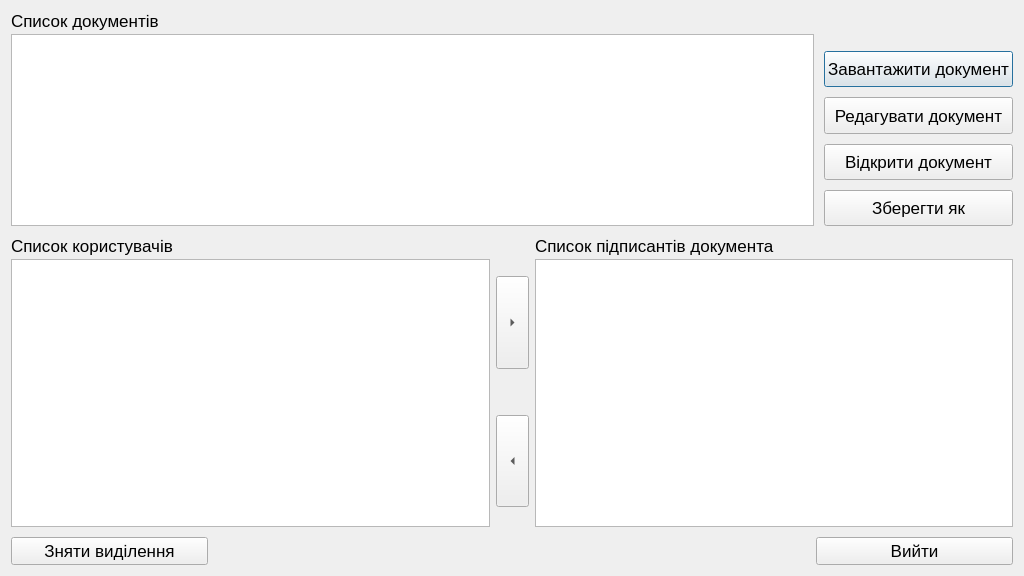
Before: the Qt Designer form loadsenddocform.ui in ShevaMed/DocManage, drawn with Qt 5.
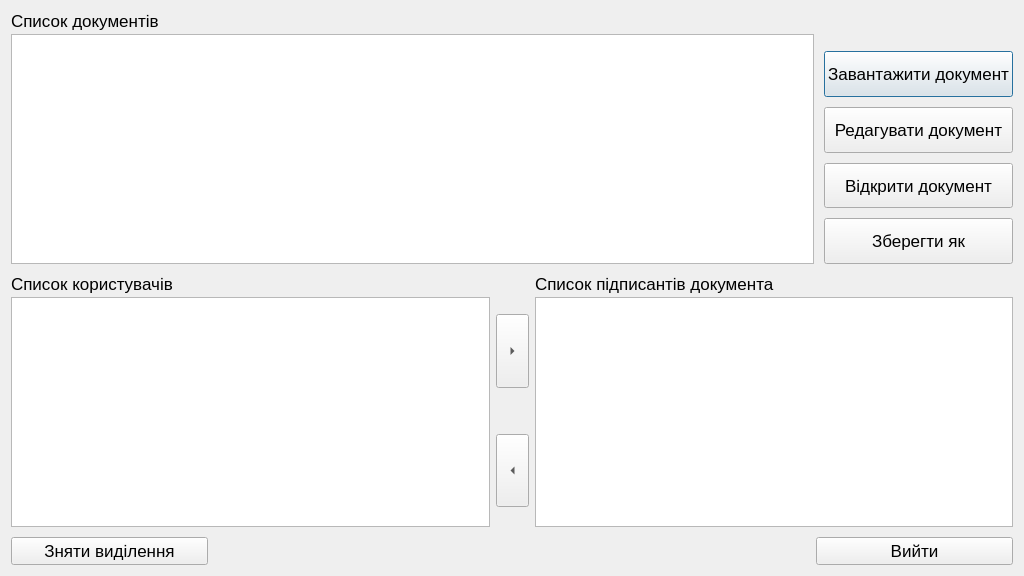
After: the same form once the commit is applied.

What changed in the file:
```diff
--- a/loadsenddocform.ui
+++ b/loadsenddocform.ui
@@ -42,7 +42,7 @@
        <item>
         <widget class="QTableView" name="documentsTableView">
          <property name="sizePolicy">
-          <sizepolicy hsizetype="Expanding" vsizetype="Preferred">
+          <sizepolicy hsizetype="Expanding" vsizetype="Expanding">
            <horstretch>0</horstretch>
            <verstretch>0</verstretch>
           </sizepolicy>
```
